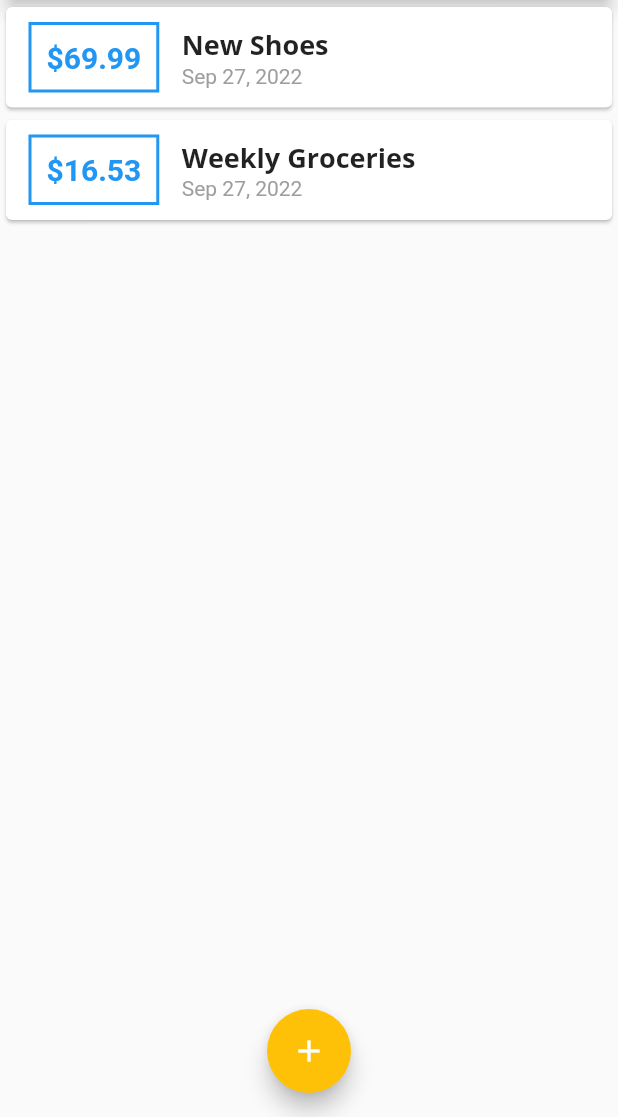
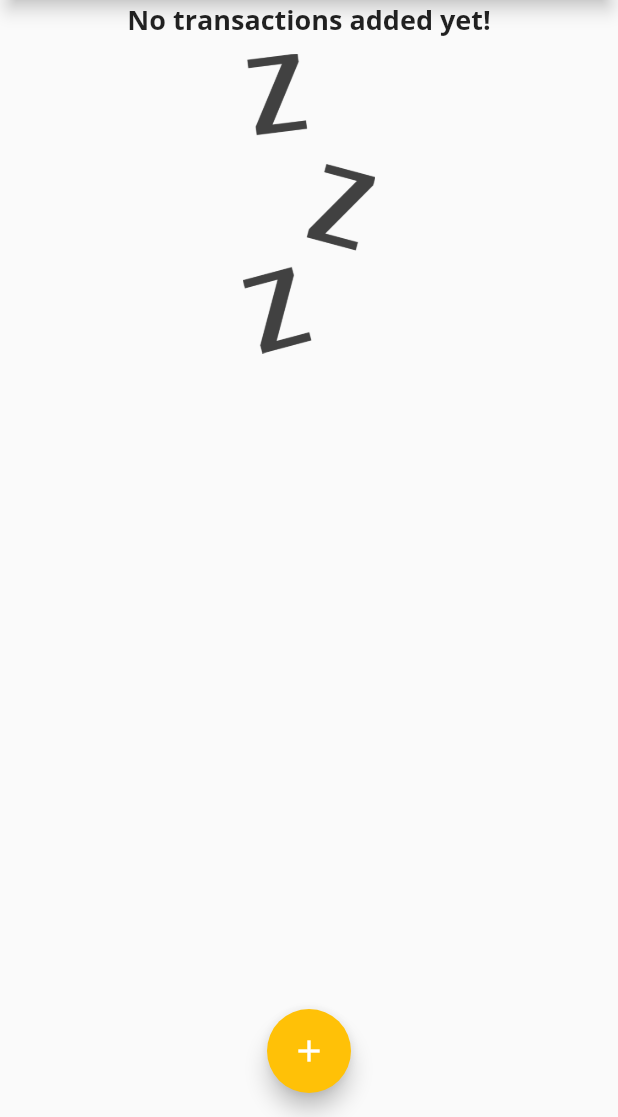
Before and after one commit to anilaydinn/personal_expense_application, a Flutter app: the screen it shows after launch, on a phone screen of 412 x 824 dp, the part 119-1236 px from its top. Run offline on Flutter 3.47's test engine with Material 2 defaults, Android fonts, the phone set to English and light mode, and no system bars.

Commit message:
[Anil] Add conditional image for transaction lists widget

```diff
--- a/lib/main.dart
+++ b/lib/main.dart
@@ -47,20 +47,7 @@ class MyHomePage extends StatefulWidget {
 }
 
 class _MyHomePageState extends State<MyHomePage> {
-  final List<Transaction> _userTransactions = [
-    Transaction(
-      id: 't1',
-      title: 'New Shoes',
-      amount: 69.99,
-      date: DateTime.now(),
-    ),
-    Transaction(
-      id: 't2',
-      title: 'Weekly Groceries',
-      amount: 16.53,
-      date: DateTime.now(),
-    ),
-  ];
+  final List<Transaction> _userTransactions = [];
 
   void _addNewTransaction(String txTitle, double txAmount) {
     final newTx = Transaction(
--- a/lib/widgets/transaction_list.dart
+++ b/lib/widgets/transaction_list.dart
@@ -11,7 +11,26 @@ class TransActionList extends StatelessWidget {
   Widget build(BuildContext context) {
     return SizedBox(
       height: 300,
-      child: ListView.builder(
+      child: transactions.isEmpty
+          ? Column(
+              children: [
+                Text(
+                  "No transactions added yet!",
+                  style: Theme.of(context).textTheme.titleLarge,
+                ),
+                const SizedBox(
+                  height: 10,
+                ),
+                SizedBox(
+                  height: 200,
+                  child: Image.asset(
+                    "assets/images/waiting.png",
+                    fit: BoxFit.contain,
+                  ),
+                ),
+              ],
+            )
+          : ListView.builder(
               itemBuilder: (ctx, index) {
                 return Card(
                   child: Row(
@@ -43,7 +62,9 @@ class TransActionList extends StatelessWidget {
                             style: Theme.of(context).textTheme.titleLarge,
                           ),
                           Text(
-                      DateFormat().add_yMMMd().format(transactions[index].date),
+                            DateFormat()
+                                .add_yMMMd()
+                                .format(transactions[index].date),
                             style: const TextStyle(
                               color: Colors.grey,
                             ),
--- a/pubspec.yaml
+++ b/pubspec.yaml
@@ -59,9 +59,8 @@ flutter:
   uses-material-design: true
 
   # To add assets to your application, add an assets section, like this:
-  # assets:
-  #   - images/a_dot_burr.jpeg
-  #   - images/a_dot_ham.jpeg
+  assets:
+    - assets/images/waiting.png
 
   # An image asset can refer to one or more resolution-specific "variants", see
   # https://flutter.dev/assets-and-images/#resolution-aware
```
Also changed, not shown: assets/images/waiting.png (added). Lines whose indentation alone changed are shown as unchanged.
